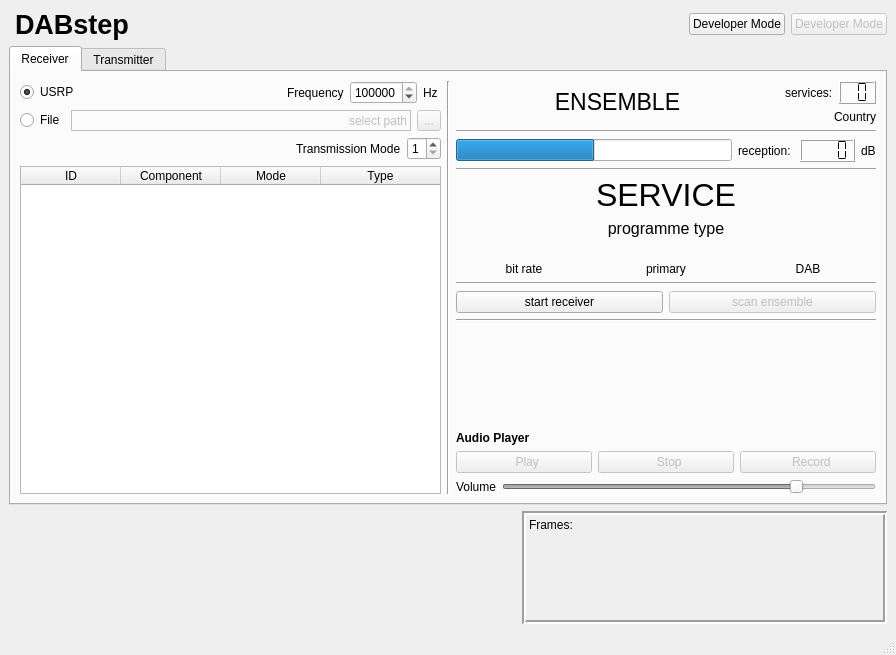
Before: the Qt Designer form python/GUI/user_frontend.ui in kit-cel/gr-dab, drawn with Qt 5.
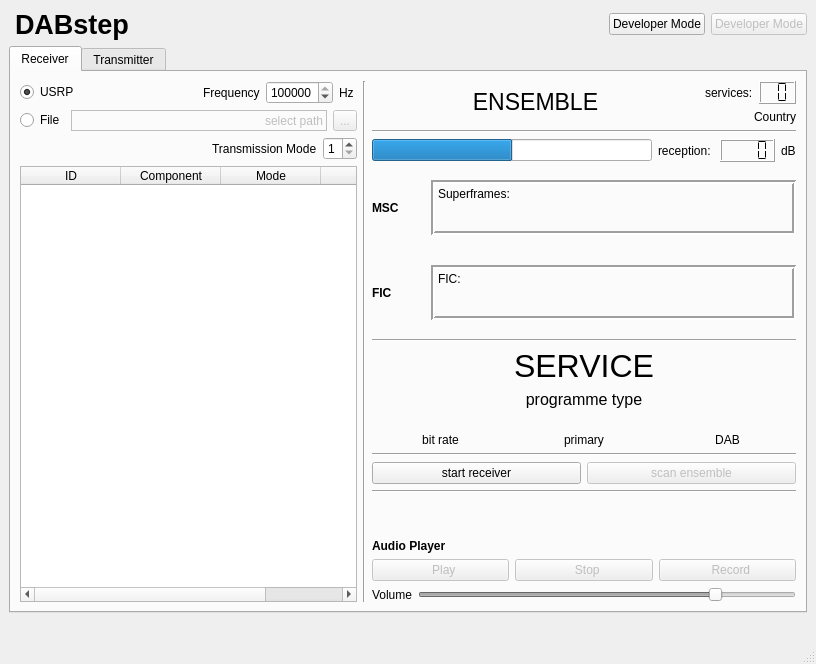
After: the same form once the commit is applied. Icons and pictures are not drawn. Custom widgets are drawn as their Qt base class.

Patch:
```diff
--- a/python/GUI/user_frontend.ui
+++ b/python/GUI/user_frontend.ui
@@ -6,8 +6,8 @@
    <rect>
     <x>0</x>
     <y>0</y>
-    <width>896</width>
-    <height>655</height>
+    <width>816</width>
+    <height>664</height>
    </rect>
   </property>
   <property name="windowTitle">
@@ -433,6 +433,192 @@
               </item>
              </layout>
             </item>
+            <item>
+             <layout class="QVBoxLayout" name="vertical_layout_dev_mode_right_vertical">
+              <item>
+               <layout class="QHBoxLayout" name="horizontalLayout_29">
+                <item>
+                 <widget class="QLabel" name="label_label_msc">
+                  <property name="font">
+                   <font>
+                    <weight>75</weight>
+                    <bold>true</bold>
+                   </font>
+                  </property>
+                  <property name="text">
+                   <string>MSC</string>
+                  </property>
+                 </widget>
+                </item>
+                <item>
+                 <layout class="QVBoxLayout" name="verticalLayout_13">
+                  <item>
+                   <spacer name="verticalSpacer_4">
+                    <property name="orientation">
+                     <enum>Qt::Vertical</enum>
+                    </property>
+                    <property name="sizeHint" stdset="0">
+                     <size>
+                      <width>20</width>
+                      <height>40</height>
+                     </size>
+                    </property>
+                   </spacer>
+                  </item>
+                  <item>
+                   <widget class="KLed" name="led_msc">
+                    <property name="look">
+                     <enum>KLed::Sunken</enum>
+                    </property>
+                    <property name="darkFactor">
+                     <number>300</number>
+                    </property>
+                   </widget>
+                  </item>
+                  <item>
+                   <spacer name="verticalSpacer">
+                    <property name="orientation">
+                     <enum>Qt::Vertical</enum>
+                    </property>
+                    <property name="sizeHint" stdset="0">
+                     <size>
+                      <width>20</width>
+                      <height>40</height>
+                     </size>
+                    </property>
+                   </spacer>
+                  </item>
+                 </layout>
+                </item>
+                <item>
+                 <widget class="QLabel" name="label_firecode">
+                  <property name="sizePolicy">
+                   <sizepolicy hsizetype="Preferred" vsizetype="Preferred">
+                    <horstretch>0</horstretch>
+                    <verstretch>0</verstretch>
+                   </sizepolicy>
+                  </property>
+                  <property name="minimumSize">
+                   <size>
+                    <width>365</width>
+                    <height>55</height>
+                   </size>
+                  </property>
+                  <property name="maximumSize">
+                   <size>
+                    <width>365</width>
+                    <height>55</height>
+                   </size>
+                  </property>
+                  <property name="frameShape">
+                   <enum>QFrame::Box</enum>
+                  </property>
+                  <property name="frameShadow">
+                   <enum>QFrame::Sunken</enum>
+                  </property>
+                  <property name="lineWidth">
+                   <number>2</number>
+                  </property>
+                  <property name="midLineWidth">
+                   <number>0</number>
+                  </property>
+                  <property name="text">
+                   <string>&lt;html&gt;&lt;head/&gt;&lt;body&gt;&lt;p&gt;Superframes:&lt;/p&gt;&lt;/body&gt;&lt;/html&gt;</string>
+                  </property>
+                  <property name="alignment">
+                   <set>Qt::AlignLeading|Qt::AlignLeft|Qt::AlignTop</set>
+                  </property>
+                 </widget>
+                </item>
+               </layout>
+              </item>
+              <item>
+               <layout class="QHBoxLayout" name="horizontalLayout_32">
+                <item>
+                 <widget class="QLabel" name="label_label_fic">
+                  <property name="font">
+                   <font>
+                    <weight>75</weight>
+                    <bold>true</bold>
+                   </font>
+                  </property>
+                  <property name="text">
+                   <string>FIC</string>
+                  </property>
+                 </widget>
+                </item>
+                <item>
+                 <layout class="QVBoxLayout" name="verticalLayout_14">
+                  <item>
+                   <spacer name="verticalSpacer_6">
+                    <property name="orientation">
+                     <enum>Qt::Vertical</enum>
+                    </property>
+                    <property name="sizeHint" stdset="0">
+                     <size>
+                      <width>20</width>
+                      <height>40</height>
+                     </size>
+                    </property>
+                   </spacer>
+                  </item>
+                  <item>
+                   <widget class="KLed" name="led_fic">
+                    <property name="look">
+                     <enum>KLed::Sunken</enum>
+                    </property>
+                   </widget>
+                  </item>
+                  <item>
+                   <spacer name="verticalSpacer_5">
+                    <property name="orientation">
+                     <enum>Qt::Vertical</enum>
+                    </property>
+                    <property name="sizeHint" stdset="0">
+                     <size>
+                      <width>20</width>
+                      <height>40</height>
+                     </size>
+                    </property>
+                   </spacer>
+                  </item>
+                 </layout>
+                </item>
+                <item>
+                 <widget class="QLabel" name="label_fic">
+                  <property name="minimumSize">
+                   <size>
+                    <width>365</width>
+                    <height>55</height>
+                   </size>
+                  </property>
+                  <property name="maximumSize">
+                   <size>
+                    <width>365</width>
+                    <height>55</height>
+                   </size>
+                  </property>
+                  <property name="frameShape">
+                   <enum>QFrame::Box</enum>
+                  </property>
+                  <property name="frameShadow">
+                   <enum>QFrame::Sunken</enum>
+                  </property>
+                  <property name="lineWidth">
+                   <number>2</number>
+                  </property>
+                  <property name="text">
+                   <string>&lt;html&gt;&lt;head/&gt;&lt;body&gt;&lt;p&gt;FIC:&lt;/p&gt;&lt;/body&gt;&lt;/html&gt;</string>
+                  </property>
+                  <property name="alignment">
+                   <set>Qt::AlignLeading|Qt::AlignLeft|Qt::AlignTop</set>
+                  </property>
+                 </widget>
+                </item>
+               </layout>
+              </item>
+             </layout>
+            </item>
             <item>
              <widget class="Line" name="line_6">
               <property name="orientation">
@@ -1895,44 +2081,7 @@
        </spacer>
       </item>
       <item>
-       <widget class="QLabel" name="label_firecode">
-        <property name="sizePolicy">
-         <sizepolicy hsizetype="Preferred" vsizetype="Preferred">
-          <horstretch>0</horstretch>
-          <verstretch>0</verstretch>
-         </sizepolicy>
-        </property>
-        <property name="minimumSize">
-         <size>
-          <width>365</width>
-          <height>113</height>
-         </size>
-        </property>
-        <property name="maximumSize">
-         <size>
-          <width>365</width>
-          <height>113</height>
-         </size>
-        </property>
-        <property name="frameShape">
-         <enum>QFrame::Box</enum>
-        </property>
-        <property name="frameShadow">
-         <enum>QFrame::Sunken</enum>
-        </property>
-        <property name="lineWidth">
-         <number>2</number>
-        </property>
-        <property name="midLineWidth">
-         <number>0</number>
-        </property>
-        <property name="text">
-         <string>&lt;html&gt;&lt;head/&gt;&lt;body&gt;&lt;p&gt;Frames:&lt;/p&gt;&lt;/body&gt;&lt;/html&gt;</string>
-        </property>
-        <property name="alignment">
-         <set>Qt::AlignLeading|Qt::AlignLeft|Qt::AlignTop</set>
-        </property>
-       </widget>
+       <layout class="QVBoxLayout" name="verticalLayout_11"/>
       </item>
      </layout>
     </item>
@@ -1944,6 +2093,13 @@
    </property>
   </widget>
  </widget>
+ <customwidgets>
+  <customwidget>
+   <class>KLed</class>
+   <extends>QWidget</extends>
+   <header>kled.h</header>
+  </customwidget>
+ </customwidgets>
  <resources/>
  <connections/>
 </ui>
```
Left out of the diff: 2 changed lines with no effect on the pictures.
